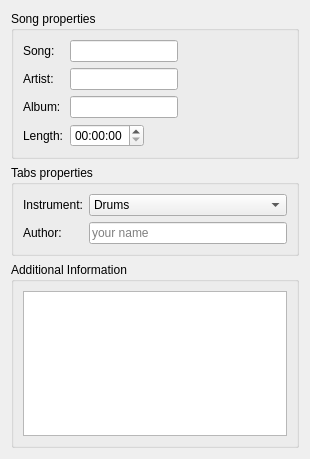
Old version of the form songinfo.ui in the repository domoritz/drummy.
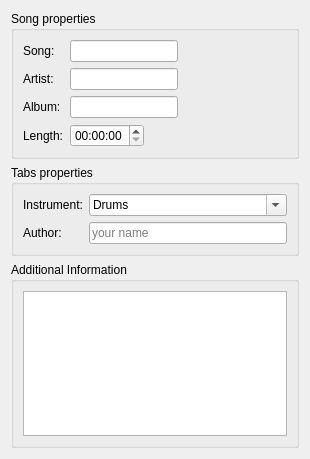
New version of the form.

What changed in the file:
```diff
--- a/songinfo.ui
+++ b/songinfo.ui
@@ -118,6 +118,9 @@
       </item>
       <item row="0" column="1">
        <widget class="QComboBox" name="instrumentComboBox">
+        <property name="editable">
+         <bool>true</bool>
+        </property>
         <item>
          <property name="text">
           <string>Drums</string>
```
